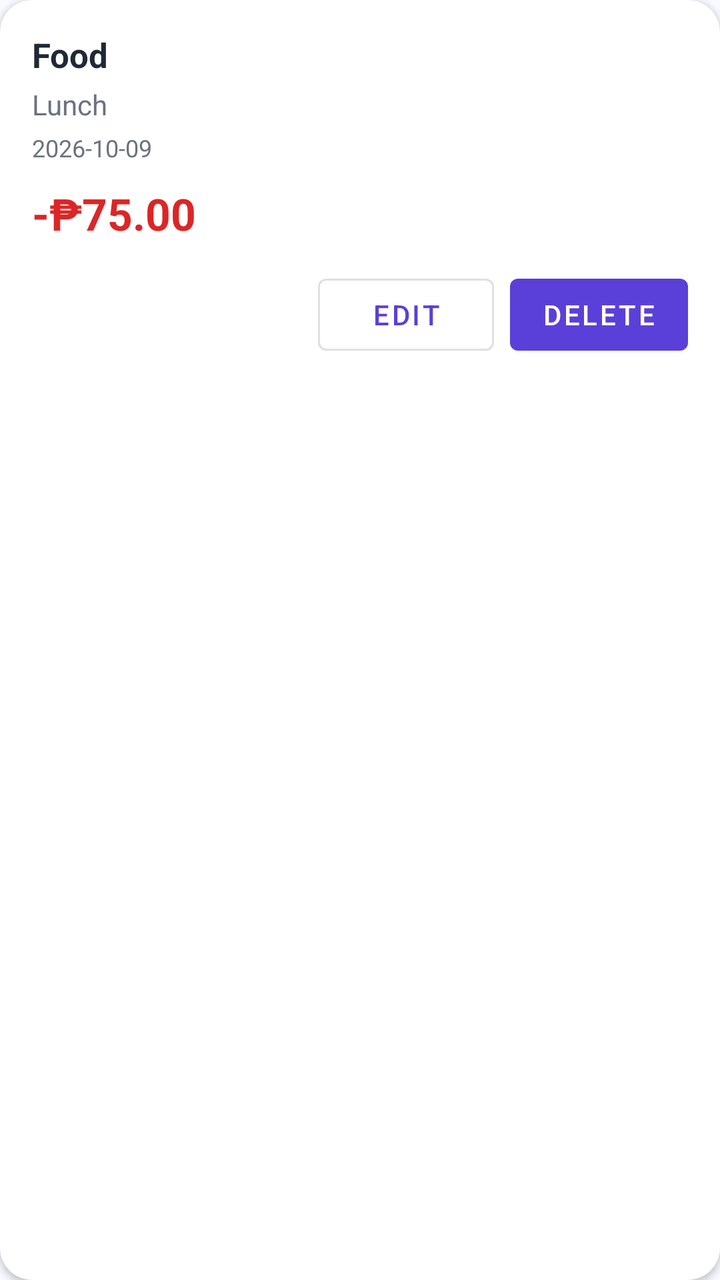
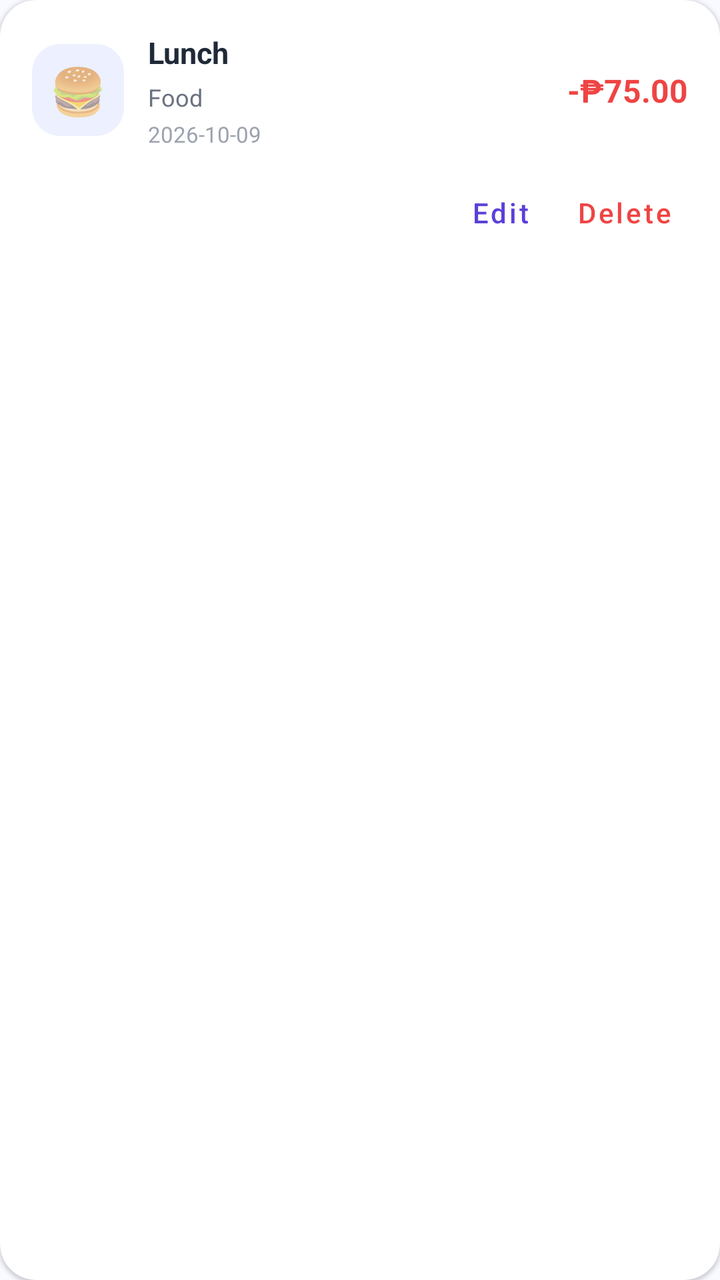

Screens rendered from an Android XML layout before and after an edit, with the pre-edit source and the edit as a unified diff.
<!-- AndroidManifest.xml: application theme Theme.Gastoskwela -->
<!-- res/layout/item_expense.xml -->
<?xml version="1.0" encoding="utf-8"?>
<com.google.android.material.card.MaterialCardView
    xmlns:android="http://schemas.android.com/apk/res/android"
    xmlns:app="http://schemas.android.com/apk/res-auto"
    android:layout_width="match_parent"
    android:layout_height="wrap_content"
    android:layout_marginBottom="12dp"
    app:cardCornerRadius="16dp"
    app:cardElevation="2dp">

    <LinearLayout
        android:layout_width="match_parent"
        android:layout_height="wrap_content"
        android:orientation="vertical"
        android:padding="16dp">

        <TextView
            android:id="@+id/tvExpenseCategory"
            android:layout_width="match_parent"
            android:layout_height="wrap_content"
            android:text="Food"
            android:textColor="@color/text_primary"
            android:textSize="17sp"
            android:textStyle="bold" />

        <TextView
            android:id="@+id/tvExpenseDescription"
            android:layout_width="match_parent"
            android:layout_height="wrap_content"
            android:layout_marginTop="4dp"
            android:text="Lunch"
            android:textColor="@color/text_secondary"
            android:textSize="14sp" />

        <TextView
            android:id="@+id/tvExpenseDate"
            android:layout_width="match_parent"
            android:layout_height="wrap_content"
            android:layout_marginTop="4dp"
            android:text="2026-10-09"
            android:textColor="@color/text_secondary"
            android:textSize="12sp" />

        <TextView
            android:id="@+id/tvExpenseAmount"
            android:layout_width="match_parent"
            android:layout_height="wrap_content"
            android:layout_marginTop="10dp"
            android:text="-₱75.00"
            android:textColor="@color/expense_red"
            android:textSize="22sp"
            android:textStyle="bold" />

        <TextView
            android:id="@+id/tvExpenseNotes"
            android:layout_width="match_parent"
            android:layout_height="wrap_content"
            android:layout_marginTop="6dp"
            android:textColor="@color/text_secondary"
            android:textSize="13sp"
            android:visibility="gone" />

        <LinearLayout
            android:layout_width="match_parent"
            android:layout_height="wrap_content"
            android:layout_marginTop="12dp"
            android:gravity="end"
            android:orientation="horizontal">

            <com.google.android.material.button.MaterialButton
                android:id="@+id/btnEditExpense"
                style="@style/Widget.MaterialComponents.Button.OutlinedButton"
                android:layout_width="wrap_content"
                android:layout_height="wrap_content"
                android:text="Edit" />

            <com.google.android.material.button.MaterialButton
                android:id="@+id/btnDeleteExpense"
                android:layout_width="wrap_content"
                android:layout_height="wrap_content"
                android:layout_marginStart="8dp"
                android:text="Delete" />

        </LinearLayout>

    </LinearLayout>
</com.google.android.material.card.MaterialCardView>
<!-- resources referenced by this layout -->
<resources>
  <color name="expense_red">#DC2626</color>
  <color name="text_primary">#1F2937</color>
  <color name="text_secondary">#6B7280</color>
  <style name="Theme.Gastoskwela" parent="Theme.MaterialComponents.DayNight.NoActionBar">
  
          <item name="colorPrimary">@color/purple_primary</item>
          <item name="colorPrimaryVariant">@color/purple_light</item>
          <item name="colorSecondary">@color/purple_light</item>
          <item name="android:statusBarColor">@color/purple_primary</item>
          <item name="android:navigationBarColor">@color/white</item>
          <item name="android:windowLightNavigationBar">true</item>
          <item name="android:windowLightStatusBar">false</item>
          <item name="android:windowBackground">@color/background</item>
      </style>
  <color name="purple_primary">#5B3FD9</color>
  <color name="purple_light">#7C5CFF</color>
  <color name="white">#FFFFFF</color>
  <color name="background">#F8FAFF</color>
</resources>

<!-- the commit's change to res/layout/item_expense.xml (unified diff, before → after) -->
@@ -4,9 +4,10 @@
     xmlns:app="http://schemas.android.com/apk/res-auto"
     android:layout_width="match_parent"
     android:layout_height="wrap_content"
-    android:layout_marginBottom="12dp"
-    app:cardCornerRadius="16dp"
-    app:cardElevation="2dp">
+    android:layout_marginBottom="10dp"
+    app:cardBackgroundColor="#FFFFFF"
+    app:cardCornerRadius="18dp"
+    app:cardElevation="1dp">
 
     <LinearLayout
         android:layout_width="match_parent"
@@ -14,73 +15,102 @@
         android:orientation="vertical"
         android:padding="16dp">
 
-        <TextView
-            android:id="@+id/tvExpenseCategory"
+        <LinearLayout
             android:layout_width="match_parent"
             android:layout_height="wrap_content"
-            android:text="Food"
-            android:textColor="@color/text_primary"
-            android:textSize="17sp"
-            android:textStyle="bold" />
+            android:gravity="center_vertical"
+            android:orientation="horizontal">
 
-        <TextView
-            android:id="@+id/tvExpenseDescription"
-            android:layout_width="match_parent"
-            android:layout_height="wrap_content"
-            android:layout_marginTop="4dp"
-            android:text="Lunch"
-            android:textColor="@color/text_secondary"
-            android:textSize="14sp" />
+            <TextView
+                android:id="@+id/tvExpenseIcon"
+                android:layout_width="46dp"
+                android:layout_height="46dp"
+                android:background="@drawable/bg_expense_icon"
+                android:gravity="center"
+                android:text="🍔"
+                android:textSize="23sp" />
 
-        <TextView
-            android:id="@+id/tvExpenseDate"
-            android:layout_width="match_parent"
-            android:layout_height="wrap_content"
-            android:layout_marginTop="4dp"
-            android:text="2026-10-09"
-            android:textColor="@color/text_secondary"
-            android:textSize="12sp" />
+            <LinearLayout
+                android:layout_width="0dp"
+                android:layout_height="wrap_content"
+                android:layout_marginStart="12dp"
+                android:layout_weight="1"
+                android:orientation="vertical">
 
-        <TextView
-            android:id="@+id/tvExpenseAmount"
-            android:layout_width="match_parent"
-            android:layout_height="wrap_content"
-            android:layout_marginTop="10dp"
-            android:text="-₱75.00"
-            android:textColor="@color/expense_red"
-            android:textSize="22sp"
-            android:textStyle="bold" />
+                <TextView
+                    android:id="@+id/tvExpenseDescription"
+                    android:layout_width="match_parent"
+                    android:layout_height="wrap_content"
+                    android:text="Lunch"
+                    android:textColor="#1F2937"
+                    android:textSize="15sp"
+                    android:textStyle="bold" />
+
+                <TextView
+                    android:id="@+id/tvExpenseCategory"
+                    android:layout_width="match_parent"
+                    android:layout_height="wrap_content"
+                    android:layout_marginTop="4dp"
+                    android:text="Food"
+                    android:textColor="#6B7280"
+                    android:textSize="12sp" />
+
+                <TextView
+                    android:id="@+id/tvExpenseDate"
+                    android:layout_width="match_parent"
+                    android:layout_height="wrap_content"
+                    android:layout_marginTop="3dp"
+                    android:text="2026-10-09"
+                    android:textColor="#9CA3AF"
+                    android:textSize="11sp" />
+            </LinearLayout>
+
+            <TextView
+                android:id="@+id/tvExpenseAmount"
+                android:layout_width="wrap_content"
+                android:layout_height="wrap_content"
+                android:layout_marginStart="8dp"
+                android:text="-₱75.00"
+                android:textColor="#EF4444"
+                android:textSize="16sp"
+                android:textStyle="bold" />
+        </LinearLayout>
 
         <TextView
             android:id="@+id/tvExpenseNotes"
             android:layout_width="match_parent"
             android:layout_height="wrap_content"
-            android:layout_marginTop="6dp"
-            android:textColor="@color/text_secondary"
-            android:textSize="13sp"
+            android:layout_marginTop="12dp"
+            android:textColor="#6B7280"
+            android:textSize="12sp"
             android:visibility="gone" />
 
         <LinearLayout
             android:layout_width="match_parent"
             android:layout_height="wrap_content"
-            android:layout_marginTop="12dp"
+            android:layout_marginTop="8dp"
             android:gravity="end"
             android:orientation="horizontal">
 
             <com.google.android.material.button.MaterialButton
                 android:id="@+id/btnEditExpense"
-                style="@style/Widget.MaterialComponents.Button.OutlinedButton"
+                style="@style/Widget.MaterialComponents.Button.TextButton"
                 android:layout_width="wrap_content"
                 android:layout_height="wrap_content"
-                android:text="Edit" />
+                android:minWidth="60dp"
+                android:text="Edit"
+                android:textAllCaps="false"
+                android:textColor="#5B3FD9" />
 
             <com.google.android.material.button.MaterialButton
                 android:id="@+id/btnDeleteExpense"
+                style="@style/Widget.MaterialComponents.Button.TextButton"
                 android:layout_width="wrap_content"
                 android:layout_height="wrap_content"
-                android:layout_marginStart="8dp"
-                android:text="Delete" />
-
+                android:minWidth="60dp"
+                android:text="Delete"
+                android:textAllCaps="false"
+                android:textColor="#EF4444" />
         </LinearLayout>
 
     </LinearLayout>
<!-- resource entries referenced after the edit -->
@@ -1,8 +1,15 @@
 <!-- resources referenced by this layout -->
 <resources>
-  <color name="expense_red">#DC2626</color>
-  <color name="text_primary">#1F2937</color>
-  <color name="text_secondary">#6B7280</color>
+  <!-- drawable bg_expense_icon (drawable) -->
+  <?xml version="1.0" encoding="utf-8"?>
+  <shape xmlns:android="http://schemas.android.com/apk/res/android"
+      android:shape="rectangle">
+  
+      <solid android:color="#ECF0FF" />
+  
+      <corners android:radius="14dp" />
+  
+  </shape>
   <style name="Theme.Gastoskwela" parent="Theme.MaterialComponents.DayNight.NoActionBar">
   
           <item name="colorPrimary">@color/purple_primary</item>
